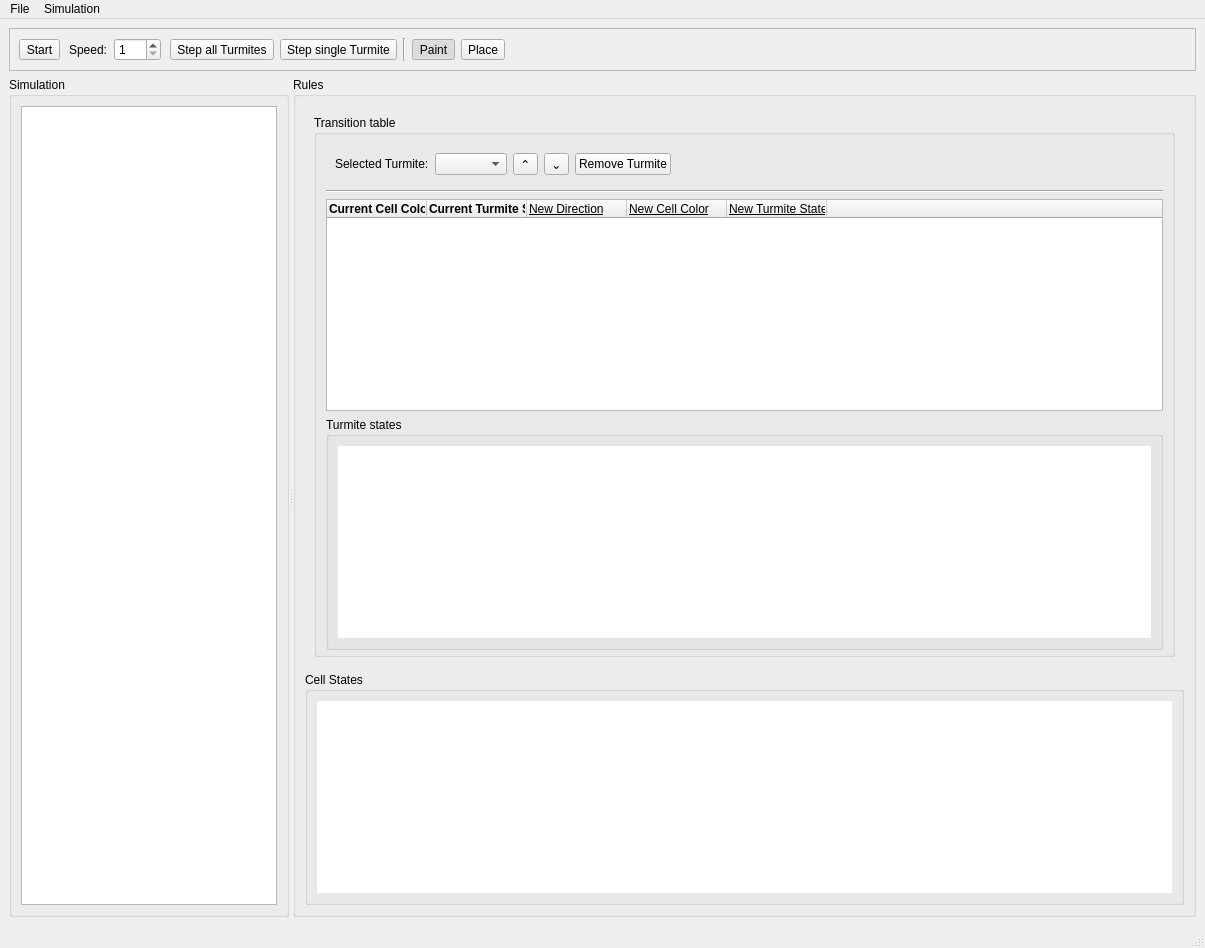
The window that main_window.ui (Belissimo-T/final-project-10) describes before a commit, drawn with Qt 5.
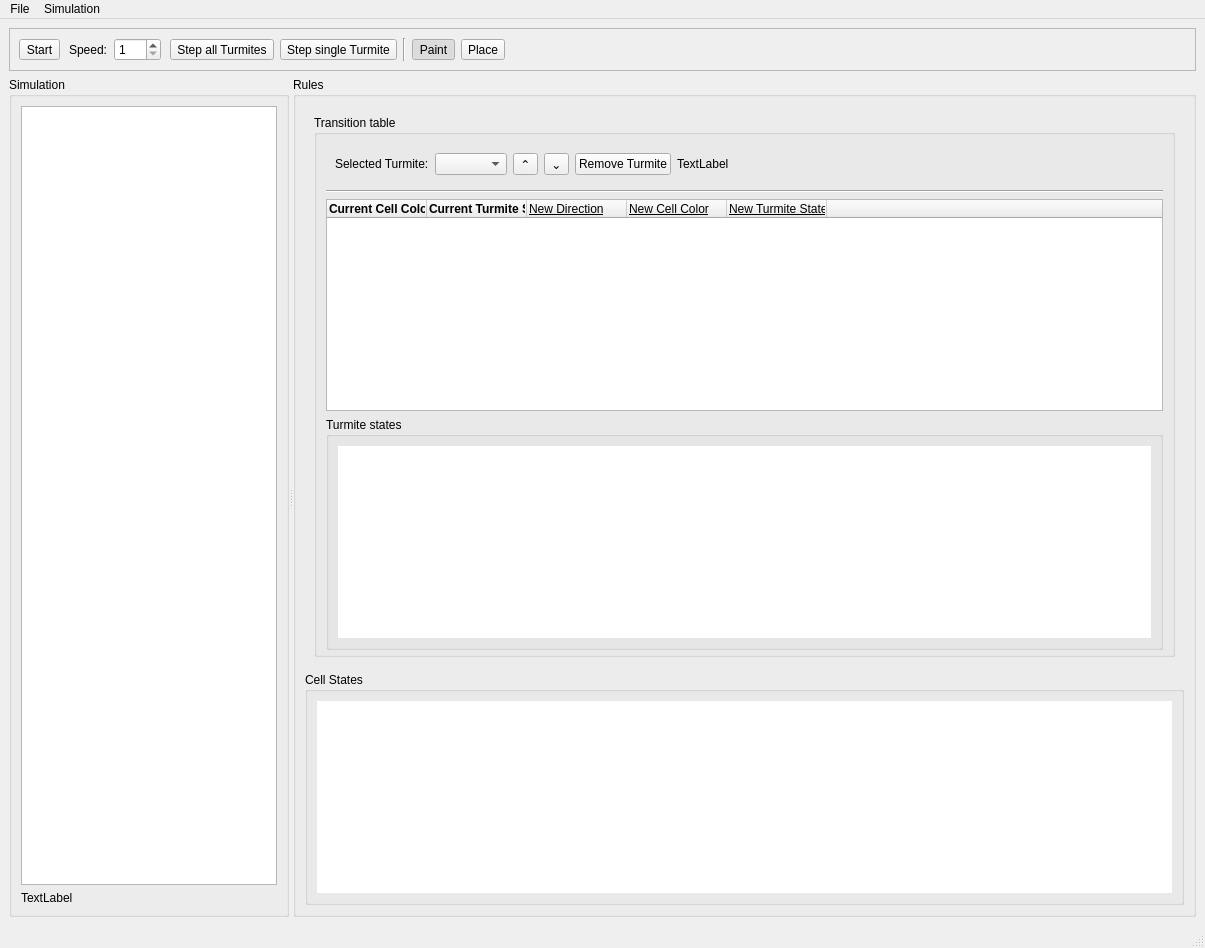
The same window after the commit.

Commit message: display iteration number, turmite position

```diff
--- a/main_window.ui
+++ b/main_window.ui
@@ -235,6 +235,13 @@
         <item row="0" column="0">
          <widget class="QGraphicsView" name="simulationView"/>
         </item>
+        <item row="1" column="0">
+         <widget class="QLabel" name="iterationNumberLabel">
+          <property name="text">
+           <string>TextLabel</string>
+          </property>
+         </widget>
+        </item>
        </layout>
       </widget>
       <widget class="QGroupBox" name="rulesGroupBox">
@@ -334,6 +341,13 @@
                    </property>
                   </widget>
                  </item>
+                 <item>
+                  <widget class="QLabel" name="turmitePositionLabel">
+                   <property name="text">
+                    <string>TextLabel</string>
+                   </property>
+                  </widget>
+                 </item>
                  <item>
                   <spacer name="horizontalSpacer_2">
                    <property name="orientation">
```
Left out of the diff: 2 changed lines with no effect on the pictures. The commit also changes 4 other files.
